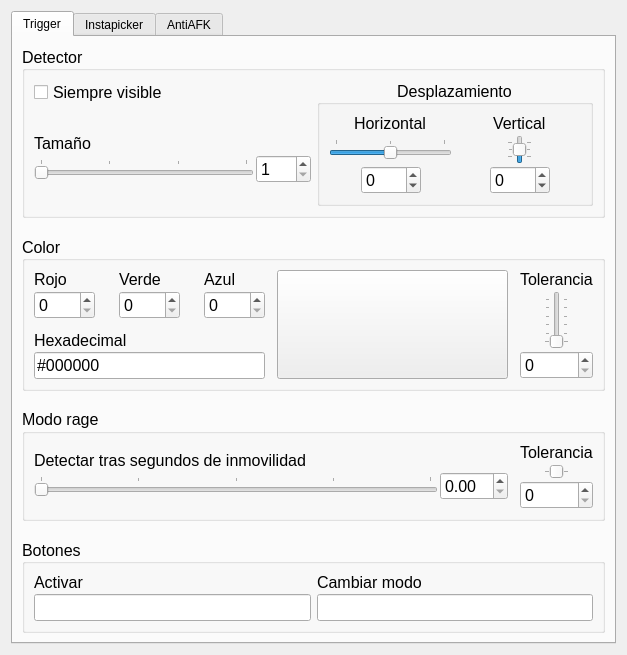
Before: the Qt Designer form flanatrigo/resources/central_widget.ui in AlejandroRoJ/flanatrigo, drawn with Qt 5.
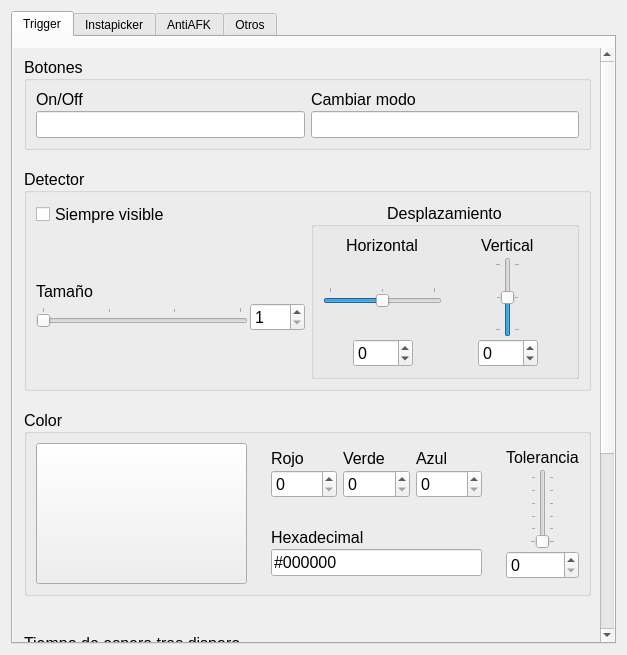
After: the same form once the commit is applied. Custom widgets are drawn as their Qt base class.

Diff of the .ui file:
```diff
--- a/flanatrigo/resources/central_widget.ui
+++ b/flanatrigo/resources/central_widget.ui
@@ -34,8 +34,153 @@
       </attribute>
       <layout class="QVBoxLayout" name="verticalLayout_3">
        <property name="spacing">
+        <number>9</number>
+       </property>
+       <property name="leftMargin">
+        <number>0</number>
+       </property>
+       <property name="topMargin">
+        <number>0</number>
+       </property>
+       <property name="rightMargin">
+        <number>0</number>
+       </property>
+       <property name="bottomMargin">
+        <number>0</number>
+       </property>
+       <item>
+        <layout class="QVBoxLayout" name="layout_trigger_top">
+         <property name="leftMargin">
+          <number>11</number>
+         </property>
+         <property name="topMargin">
+          <number>11</number>
+         </property>
+        </layout>
+       </item>
+       <item>
+        <widget class="QScrollArea" name="scroll">
+         <property name="frameShape">
+          <enum>QFrame::NoFrame</enum>
+         </property>
+         <property name="widgetResizable">
+          <bool>true</bool>
+         </property>
+         <widget class="QWidget" name="scrollAreaWidgetContents">
+          <property name="geometry">
+           <rect>
+            <x>0</x>
+            <y>0</y>
+            <width>586</width>
+            <height>870</height>
+           </rect>
+          </property>
+          <layout class="QVBoxLayout" name="verticalLayout_31" stretch="0,1,0,0,0">
+           <property name="spacing">
         <number>18</number>
        </property>
+           <property name="leftMargin">
+            <number>11</number>
+           </property>
+           <property name="topMargin">
+            <number>8</number>
+           </property>
+           <item>
+            <widget class="QGroupBox" name="groupBox_3">
+             <property name="font">
+              <font>
+               <pointsize>12</pointsize>
+               <italic>false</italic>
+              </font>
+             </property>
+             <property name="title">
+              <string>Botones</string>
+             </property>
+             <property name="alignment">
+              <set>Qt::AlignLeading|Qt::AlignLeft|Qt::AlignVCenter</set>
+             </property>
+             <layout class="QHBoxLayout" name="horizontalLayout_8">
+              <item>
+               <layout class="QVBoxLayout" name="verticalLayout_14">
+                <property name="spacing">
+                 <number>2</number>
+                </property>
+                <item>
+                 <widget class="QLabel" name="label_trigger_activation_button">
+                  <property name="sizePolicy">
+                   <sizepolicy hsizetype="Maximum" vsizetype="Maximum">
+                    <horstretch>0</horstretch>
+                    <verstretch>0</verstretch>
+                   </sizepolicy>
+                  </property>
+                  <property name="font">
+                   <font>
+                    <pointsize>12</pointsize>
+                    <italic>false</italic>
+                   </font>
+                  </property>
+                  <property name="text">
+                   <string>On/Off</string>
+                  </property>
+                 </widget>
+                </item>
+                <item>
+                 <widget class="HotkeyLineEdit" name="line_trigger_activation_button">
+                  <property name="contextMenuPolicy">
+                   <enum>Qt::PreventContextMenu</enum>
+                  </property>
+                  <property name="readOnly">
+                   <bool>true</bool>
+                  </property>
+                 </widget>
+                </item>
+               </layout>
+              </item>
+              <item>
+               <layout class="QVBoxLayout" name="verticalLayout_15">
+                <property name="spacing">
+                 <number>2</number>
+                </property>
+                <item>
+                 <widget class="QLabel" name="label_trigger_mode_button">
+                  <property name="sizePolicy">
+                   <sizepolicy hsizetype="Maximum" vsizetype="Maximum">
+                    <horstretch>0</horstretch>
+                    <verstretch>0</verstretch>
+                   </sizepolicy>
+                  </property>
+                  <property name="font">
+                   <font>
+                    <pointsize>12</pointsize>
+                    <italic>false</italic>
+                   </font>
+                  </property>
+                  <property name="text">
+                   <string>Cambiar modo</string>
+                  </property>
+                 </widget>
+                </item>
+                <item>
+                 <widget class="HotkeyLineEdit" name="line_trigger_mode_button">
+                  <property name="font">
+                   <font>
+                    <pointsize>12</pointsize>
+                    <italic>false</italic>
+                   </font>
+                  </property>
+                  <property name="contextMenuPolicy">
+                   <enum>Qt::PreventContextMenu</enum>
+                  </property>
+                  <property name="readOnly">
+                   <bool>true</bool>
+                  </property>
+                 </widget>
+                </item>
+               </layout>
+              </item>
+             </layout>
+            </widget>
+           </item>
        <item>
         <widget class="QGroupBox" name="groupBox">
          <property name="font">
@@ -352,6 +497,12 @@
                 <layout class="QHBoxLayout" name="horizontalLayout_5">
                  <item>
                   <widget class="AgileSlider" name="slider_detector_vertical">
+                       <property name="minimumSize">
+                        <size>
+                         <width>0</width>
+                         <height>80</height>
+                        </size>
+                       </property>
                    <property name="focusPolicy">
                     <enum>Qt::NoFocus</enum>
                    </property>
@@ -456,14 +607,33 @@
          </property>
          <layout class="QHBoxLayout" name="horizontalLayout_9">
           <property name="spacing">
-           <number>12</number>
-          </property>
+               <number>24</number>
+              </property>
+              <item>
+               <widget class="QPushButton" name="button_color">
+                <property name="enabled">
+                 <bool>true</bool>
+                </property>
+                <property name="sizePolicy">
+                 <sizepolicy hsizetype="Expanding" vsizetype="Expanding">
+                  <horstretch>0</horstretch>
+                  <verstretch>0</verstretch>
+                 </sizepolicy>
+                </property>
+                <property name="focusPolicy">
+                 <enum>Qt::NoFocus</enum>
+                </property>
+                <property name="text">
+                 <string/>
+                </property>
+               </widget>
+              </item>
           <item>
            <layout class="QVBoxLayout" name="verticalLayout_4">
             <item>
              <layout class="QHBoxLayout" name="horizontalLayout_2">
               <property name="spacing">
-               <number>24</number>
+                   <number>6</number>
               </property>
               <item>
                <layout class="QVBoxLayout" name="verticalLayout_8">
@@ -619,30 +789,17 @@
             </item>
            </layout>
           </item>
-          <item>
-           <widget class="QPushButton" name="button_color">
-            <property name="enabled">
-             <bool>true</bool>
-            </property>
-            <property name="sizePolicy">
-             <sizepolicy hsizetype="Expanding" vsizetype="Expanding">
-              <horstretch>0</horstretch>
-              <verstretch>0</verstretch>
-             </sizepolicy>
-            </property>
-            <property name="focusPolicy">
-             <enum>Qt::NoFocus</enum>
-            </property>
-            <property name="text">
-             <string/>
-            </property>
-           </widget>
-          </item>
           <item>
            <layout class="QVBoxLayout" name="verticalLayout_13">
             <property name="spacing">
              <number>2</number>
             </property>
+                <property name="topMargin">
+                 <number>5</number>
+                </property>
+                <property name="bottomMargin">
+                 <number>5</number>
+                </property>
             <item>
              <widget class="QLabel" name="label_tolerance">
               <property name="sizePolicy">
@@ -668,6 +825,12 @@
                <layout class="QHBoxLayout" name="horizontalLayout_4">
                 <item>
                  <widget class="AgileSlider" name="slider_tolerance">
+                      <property name="minimumSize">
+                       <size>
+                        <width>0</width>
+                        <height>80</height>
+                       </size>
+                      </property>
                   <property name="focusPolicy">
                    <enum>Qt::NoFocus</enum>
                   </property>
@@ -713,6 +876,107 @@
          </layout>
         </widget>
        </item>
+           <item>
+            <layout class="QVBoxLayout" name="verticalLayout_33">
+             <property name="spacing">
+              <number>2</number>
+             </property>
+             <property name="topMargin">
+              <number>20</number>
+             </property>
+             <property name="bottomMargin">
+              <number>20</number>
+             </property>
+             <item>
+              <widget class="QLabel" name="label_cadence">
+               <property name="sizePolicy">
+                <sizepolicy hsizetype="Maximum" vsizetype="Maximum">
+                 <horstretch>0</horstretch>
+                 <verstretch>0</verstretch>
+                </sizepolicy>
+               </property>
+               <property name="font">
+                <font>
+                 <pointsize>12</pointsize>
+                </font>
+               </property>
+               <property name="text">
+                <string>Tiempo de espera tras disparo</string>
+               </property>
+              </widget>
+             </item>
+             <item>
+              <layout class="QHBoxLayout" name="horizontalLayout_23">
+               <item>
+                <widget class="AgileSlider" name="slider_cadence">
+                 <property name="font">
+                  <font>
+                   <pointsize>12</pointsize>
+                  </font>
+                 </property>
+                 <property name="focusPolicy">
+                  <enum>Qt::NoFocus</enum>
+                 </property>
+                 <property name="maximum">
+                  <number>200</number>
+                 </property>
+                 <property name="singleStep">
+                  <number>1</number>
+                 </property>
+                 <property name="pageStep">
+                  <number>50</number>
+                 </property>
+                 <property name="orientation">
+                  <enum>Qt::Horizontal</enum>
+                 </property>
+                 <property name="tickPosition">
+                  <enum>QSlider::TicksAbove</enum>
+                 </property>
+                 <property name="tickInterval">
+                  <number>50</number>
+                 </property>
+                </widget>
+               </item>
+               <item>
+                <widget class="NoWheelDoubleSpinBox" name="spin_cadence">
+                 <property name="sizePolicy">
+                  <sizepolicy hsizetype="Maximum" vsizetype="Maximum">
+                   <horstretch>0</horstretch>
+                   <verstretch>0</verstretch>
+                  </sizepolicy>
+                 </property>
+                 <property name="font">
+                  <font>
+                   <pointsize>12</pointsize>
+                  </font>
+                 </property>
+                 <property name="focusPolicy">
+                  <enum>Qt::StrongFocus</enum>
+                 </property>
+                 <property name="accelerated">
+                  <bool>true</bool>
+                 </property>
+                 <property name="correctionMode">
+                  <enum>QAbstractSpinBox::CorrectToNearestValue</enum>
+                 </property>
+                 <property name="keyboardTracking">
+                  <bool>false</bool>
+                 </property>
+                 <property name="suffix">
+                  <string> s</string>
+                 </property>
+                 <property name="maximum">
+                  <double>99.000000000000000</double>
+                 </property>
+                 <property name="singleStep">
+                  <double>0.500000000000000</double>
+                 </property>
+                </widget>
+               </item>
+              </layout>
+             </item>
+            </layout>
+           </item>
        <item>
         <widget class="QGroupBox" name="groupBox_5">
          <property name="font">
@@ -755,7 +1019,7 @@
                  </font>
                 </property>
                 <property name="text">
-                 <string>Detectar tras segundos de inmovilidad</string>
+                     <string>Detectar tras tiempo de inmovilidad</string>
                 </property>
                </widget>
               </item>
@@ -807,6 +1071,12 @@
                   <property name="correctionMode">
                    <enum>QAbstractSpinBox::CorrectToNearestValue</enum>
                   </property>
+                      <property name="keyboardTracking">
+                       <bool>false</bool>
+                      </property>
+                      <property name="suffix">
+                       <string> s</string>
+                      </property>
                   <property name="maximum">
                    <double>99.000000000000000</double>
                   </property>
@@ -864,6 +1134,12 @@
                <layout class="QHBoxLayout" name="horizontalLayout_19">
                 <item>
                  <widget class="AgileSlider" name="slider_rage_tolerance">
+                      <property name="minimumSize">
+                       <size>
+                        <width>0</width>
+                        <height>80</height>
+                       </size>
+                      </property>
                   <property name="focusPolicy">
                    <enum>Qt::NoFocus</enum>
                   </property>
@@ -909,100 +1185,8 @@
          </layout>
         </widget>
        </item>
-       <item>
-        <widget class="QGroupBox" name="groupBox_3">
-         <property name="font">
-          <font>
-           <pointsize>12</pointsize>
-           <italic>false</italic>
-          </font>
-         </property>
-         <property name="title">
-          <string>Botones</string>
-         </property>
-         <property name="alignment">
-          <set>Qt::AlignLeading|Qt::AlignLeft|Qt::AlignVCenter</set>
-         </property>
-         <layout class="QHBoxLayout" name="horizontalLayout_8">
-          <item>
-           <layout class="QVBoxLayout" name="verticalLayout_14">
-            <property name="spacing">
-             <number>2</number>
-            </property>
-            <item>
-             <widget class="QLabel" name="label_trigger_activation_button">
-              <property name="sizePolicy">
-               <sizepolicy hsizetype="Maximum" vsizetype="Maximum">
-                <horstretch>0</horstretch>
-                <verstretch>0</verstretch>
-               </sizepolicy>
-              </property>
-              <property name="font">
-               <font>
-                <pointsize>12</pointsize>
-                <italic>false</italic>
-               </font>
-              </property>
-              <property name="text">
-               <string>Activar</string>
-              </property>
-             </widget>
-            </item>
-            <item>
-             <widget class="HotkeyLineEdit" name="line_trigger_activation_button">
-              <property name="contextMenuPolicy">
-               <enum>Qt::PreventContextMenu</enum>
-              </property>
-              <property name="readOnly">
-               <bool>true</bool>
-              </property>
-             </widget>
-            </item>
-           </layout>
-          </item>
-          <item>
-           <layout class="QVBoxLayout" name="verticalLayout_15">
-            <property name="spacing">
-             <number>2</number>
-            </property>
-            <item>
-             <widget class="QLabel" name="label_trigger_mode_button">
-              <property name="sizePolicy">
-               <sizepolicy hsizetype="Maximum" vsizetype="Maximum">
-                <horstretch>0</horstretch>
-                <verstretch>0</verstretch>
-               </sizepolicy>
-              </property>
-              <property name="font">
-               <font>
-                <pointsize>12</pointsize>
-                <italic>false</italic>
-               </font>
-              </property>
-              <property name="text">
-               <string>Cambiar modo</string>
-              </property>
-             </widget>
-            </item>
-            <item>
-             <widget class="HotkeyLineEdit" name="line_trigger_mode_button">
-              <property name="font">
-               <font>
-                <pointsize>12</pointsize>
-                <italic>false</italic>
-               </font>
-              </property>
-              <property name="contextMenuPolicy">
-               <enum>Qt::PreventContextMenu</enum>
-              </property>
-              <property name="readOnly">
-               <bool>true</bool>
-              </property>
-             </widget>
-            </item>
-           </layout>
-          </item>
-         </layout>
+          </layout>
+         </widget>
         </widget>
        </item>
       </layout>
@@ -1513,6 +1697,97 @@
        </item>
       </layout>
      </widget>
+     <widget class="QWidget" name="tab_others">
+      <attribute name="title">
+       <string>Otros</string>
+      </attribute>
+      <layout class="QVBoxLayout" name="verticalLayout_30">
+       <item>
+        <layout class="QVBoxLayout" name="verticalLayout_29">
+         <item>
+          <widget class="QLabel" name="label_volume">
+           <property name="sizePolicy">
+            <sizepolicy hsizetype="Maximum" vsizetype="Maximum">
+             <horstretch>0</horstretch>
+             <verstretch>0</verstretch>
+            </sizepolicy>
+           </property>
+           <property name="font">
+            <font>
+             <pointsize>12</pointsize>
+            </font>
+           </property>
+           <property name="text">
+            <string>Volumen</string>
+           </property>
+          </widget>
+         </item>
+         <item>
+          <layout class="QHBoxLayout" name="horizontalLayout_21">
+           <item>
+            <widget class="AgileSlider" name="slider_volume">
+             <property name="font">
+              <font>
+               <pointsize>12</pointsize>
+              </font>
+             </property>
+             <property name="maximum">
+              <number>100</number>
+             </property>
+             <property name="orientation">
+              <enum>Qt::Horizontal</enum>
+             </property>
+             <property name="tickPosition">
+              <enum>QSlider::TicksAbove</enum>
+             </property>
+             <property name="tickInterval">
+              <number>25</number>
+             </property>
+            </widget>
+           </item>
+           <item>
+            <widget class="NoWheelSpinBox" name="spin_volume">
+             <property name="sizePolicy">
+              <sizepolicy hsizetype="Maximum" vsizetype="Maximum">
+               <horstretch>0</horstretch>
+               <verstretch>0</verstretch>
+              </sizepolicy>
+             </property>
+             <property name="font">
+              <font>
+               <pointsize>12</pointsize>
+              </font>
+             </property>
+             <property name="accelerated">
+              <bool>true</bool>
+             </property>
+             <property name="keyboardTracking">
+              <bool>false</bool>
+             </property>
+             <property name="maximum">
+              <number>100</number>
+             </property>
+            </widget>
+           </item>
+          </layout>
+         </item>
+        </layout>
+       </item>
+       <item>
+        <spacer name="verticalSpacer_8">
+         <property name="orientation">
+          <enum>Qt::Vertical</enum>
+         </property>
+         <property name="sizeHint" stdset="0">
+          <size>
+           <width>20</width>
+           <height>40</height>
+          </size>
+         </property>
+        </spacer>
+       </item>
+      </layout>
+     </widget>
     </widget>
    </item>
   </layout>
@@ -1533,6 +1808,16 @@
    <extends>QListWidget</extends>
    <header>deselectablelistwidget.h</header>
   </customwidget>
+  <customwidget>
+   <class>NoWheelDoubleSpinBox</class>
+   <extends>QDoubleSpinBox</extends>
+   <header>nowheeldoublespinbox.h</header>
+  </customwidget>
+  <customwidget>
+   <class>NoWheelSpinBox</class>
+   <extends>QSpinBox</extends>
+   <header>nowheelspinbox.h</header>
+  </customwidget>
  </customwidgets>
  <resources/>
  <connections/>
```
Left out of the diff: 70 changed lines with no effect on the pictures. Lines whose indentation alone changed are shown as unchanged.
